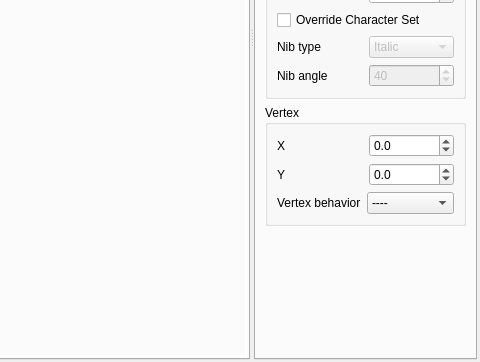
Qt form pytalic2.ui (dsizzle/pytalic2) before a commit; both pictures show x 544 to 1024 and y 406 to 768 of the 1024 by 768 pixel window.
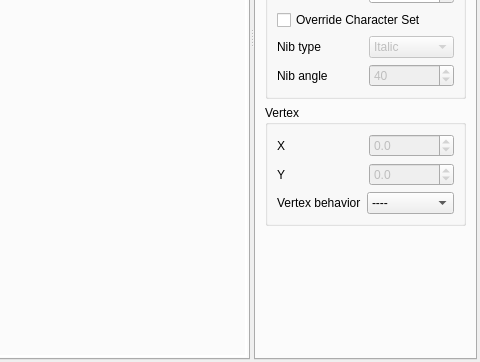
The same form after that commit. Icons and pictures are not drawn. Custom widgets are drawn as their Qt base class.

Commit message:
disable vertex position if no vertices selected, and stroke position for vice versa
Fixes #62

```diff
--- a/pytalic2.ui
+++ b/pytalic2.ui
@@ -562,6 +562,9 @@
                   </item>
                   <item>
                    <widget class="QDoubleSpinBox" name="vertex_x_spin">
+                    <property name="enabled">
+                     <bool>false</bool>
+                    </property>
                     <property name="keyboardTracking">
                      <bool>false</bool>
                     </property>
@@ -589,6 +592,9 @@
                   </item>
                   <item>
                    <widget class="QDoubleSpinBox" name="vertex_y_spin">
+                    <property name="enabled">
+                     <bool>false</bool>
+                    </property>
                     <property name="keyboardTracking">
                      <bool>false</bool>
                     </property>
```
The commit also changes 2 other files.
